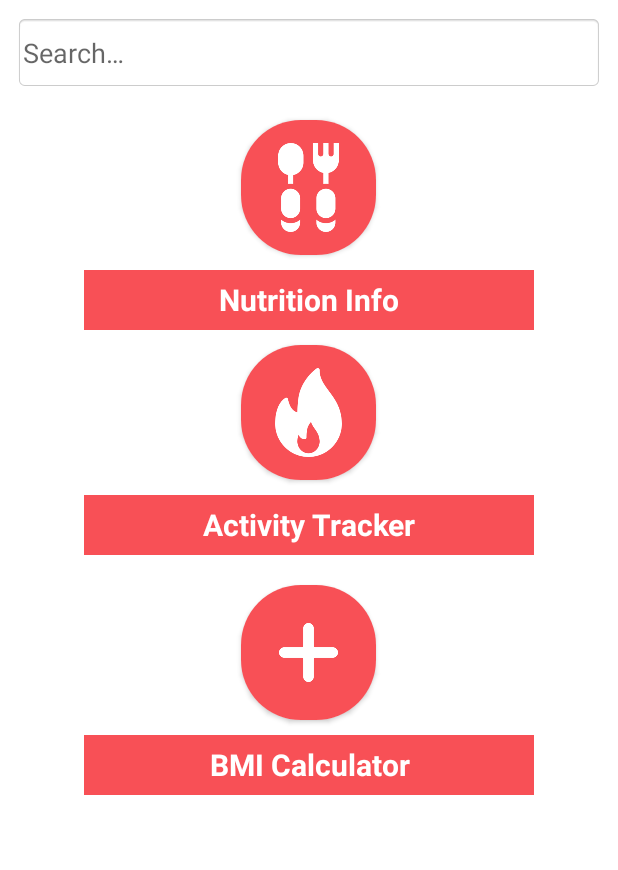
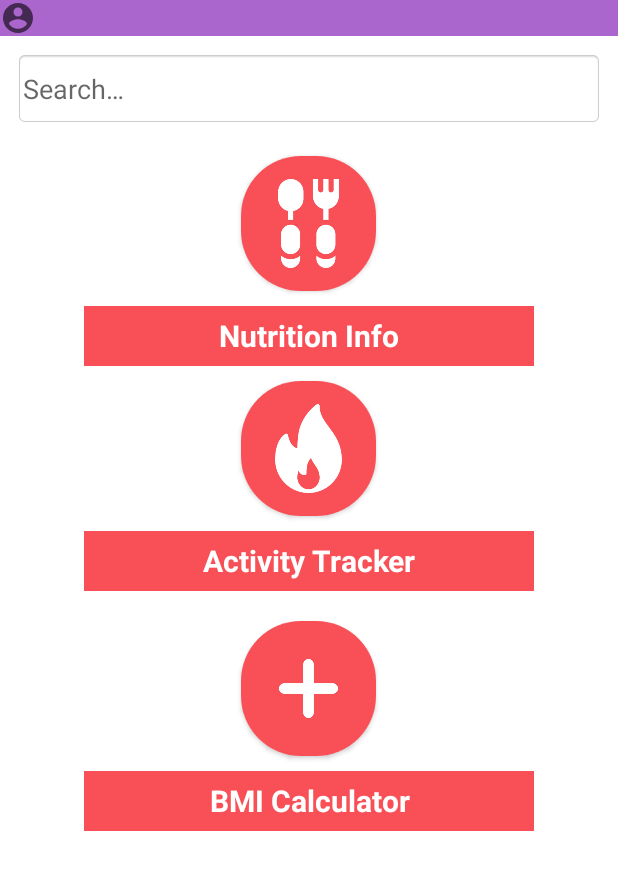
Before and after one commit to SmartNutrition11/smartnutrition, an Android app: the layout activity_main.xml on its own in the app's theme, with its tools: preview values and no code run, on a phone screen of 412 x 824 dp. Shown: the top 870 px of the screen. Run offline under Robolectric (Android 15) with nearby library versions, the phone set to English and light mode, and no system bars.

Commit message:
header changes

```diff
--- a/app/src/main/java/edu/uc/mille5bm/smartnutrition/MainActivity.kt
+++ b/app/src/main/java/edu/uc/mille5bm/smartnutrition/MainActivity.kt
@@ -11,6 +11,9 @@ class MainActivity : AppCompatActivity() {
 
     override fun onCreate(savedInstanceState: Bundle?) {
         super.onCreate(savedInstanceState)
+
+
+
         binding = ActivityMainBinding.inflate(layoutInflater)
         setContentView(binding.root)
         binding.btnNutrition.setOnClickListener { startActivity(Intent(applicationContext, NutritionInfoActivity::class.java)) }
--- /dev/null
+++ b/app/src/main/res/drawable/ic_baseline_account_circle_24.xml
@@ -0,0 +1,10 @@
+<vector xmlns:android="http://schemas.android.com/apk/res/android"
+    android:width="24dp"
+    android:height="24dp"
+    android:viewportWidth="24"
+    android:viewportHeight="24"
+    android:tint="?attr/colorControlNormal">
+  <path
+      android:fillColor="@android:color/white"
+      android:pathData="M12,2C6.48,2 2,6.48 2,12s4.48,10 10,10 10,-4.48 10,-10S17.52,2 12,2zM12,5c1.66,0 3,1.34 3,3s-1.34,3 -3,3 -3,-1.34 -3,-3 1.34,-3 3,-3zM12,19.2c-2.5,0 -4.71,-1.28 -6,-3.22 0.03,-1.99 4,-3.08 6,-3.08 1.99,0 5.97,1.09 6,3.08 -1.29,1.94 -3.5,3.22 -6,3.22z"/>
+</vector>
--- /dev/null
+++ b/app/src/main/res/drawable/ic_baseline_settings_24.xml
@@ -0,0 +1,10 @@
+<vector xmlns:android="http://schemas.android.com/apk/res/android"
+    android:width="24dp"
+    android:height="24dp"
+    android:viewportWidth="24"
+    android:viewportHeight="24"
+    android:tint="?attr/colorControlNormal">
+  <path
+      android:fillColor="@android:color/white"
+      android:pathData="M19.14,12.94c0.04,-0.3 0.06,-0.61 0.06,-0.94c0,-0.32 -0.02,-0.64 -0.07,-0.94l2.03,-1.58c0.18,-0.14 0.23,-0.41 0.12,-0.61l-1.92,-3.32c-0.12,-0.22 -0.37,-0.29 -0.59,-0.22l-2.39,0.96c-0.5,-0.38 -1.03,-0.7 -1.62,-0.94L14.4,2.81c-0.04,-0.24 -0.24,-0.41 -0.48,-0.41h-3.84c-0.24,0 -0.43,0.17 -0.47,0.41L9.25,5.35C8.66,5.59 8.12,5.92 7.63,6.29L5.24,5.33c-0.22,-0.08 -0.47,0 -0.59,0.22L2.74,8.87C2.62,9.08 2.66,9.34 2.86,9.48l2.03,1.58C4.84,11.36 4.8,11.69 4.8,12s0.02,0.64 0.07,0.94l-2.03,1.58c-0.18,0.14 -0.23,0.41 -0.12,0.61l1.92,3.32c0.12,0.22 0.37,0.29 0.59,0.22l2.39,-0.96c0.5,0.38 1.03,0.7 1.62,0.94l0.36,2.54c0.05,0.24 0.24,0.41 0.48,0.41h3.84c0.24,0 0.44,-0.17 0.47,-0.41l0.36,-2.54c0.59,-0.24 1.13,-0.56 1.62,-0.94l2.39,0.96c0.22,0.08 0.47,0 0.59,-0.22l1.92,-3.32c0.12,-0.22 0.07,-0.47 -0.12,-0.61L19.14,12.94zM12,15.6c-1.98,0 -3.6,-1.62 -3.6,-3.6s1.62,-3.6 3.6,-3.6s3.6,1.62 3.6,3.6S13.98,15.6 12,15.6z"/>
+</vector>
--- a/app/src/main/res/layout/activity_main.xml
+++ b/app/src/main/res/layout/activity_main.xml
@@ -6,6 +6,7 @@
     android:layout_height="match_parent"
     android:orientation="vertical"
     tools:context=".MainActivity">
+    <include layout="@layout/toolbar"/>
 
     <EditText
         android:layout_width="match_parent"
--- /dev/null
+++ b/app/src/main/res/layout/toolbar.xml
@@ -0,0 +1,24 @@
+<?xml version="1.0" encoding="utf-8"?>
+<RelativeLayout xmlns:android="http://schemas.android.com/apk/res/android"
+    android:layout_width="match_parent"
+    android:layout_height="wrap_content"
+    android:background="@android:color/holo_purple">
+
+    <RelativeLayout
+        android:layout_width="match_parent"
+        android:layout_height="wrap_content">
+
+        <ImageView
+            android:layout_width="wrap_content"
+            android:layout_height="wrap_content"
+            android:src="@drawable/ic_baseline_account_circle_24" />
+
+        <TextView
+            android:layout_width="wrap_content"
+            android:layout_height="wrap_content" />
+
+
+
+    </RelativeLayout>
+
+</RelativeLayout>
--- a/app/src/main/res/values/themes.xml
+++ b/app/src/main/res/values/themes.xml
@@ -1,6 +1,6 @@
 <resources xmlns:tools="http://schemas.android.com/tools">
     <!-- Base application theme. -->
-    <style name="Theme.SmartNutrition" parent="Theme.MaterialComponents.DayNight.DarkActionBar">
+    <style name="Theme.SmartNutrition" parent="Theme.MaterialComponents.DayNight.NoActionBar">
         <!-- Primary brand color. -->
         <item name="colorPrimary">@color/themeColor</item>
         <item name="colorPrimaryVariant">@color/red_700</item>
```
